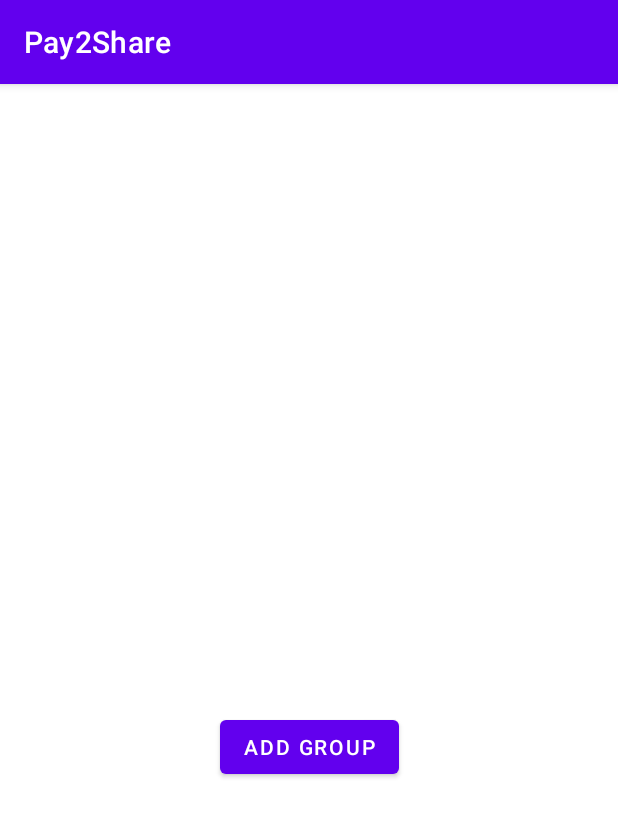
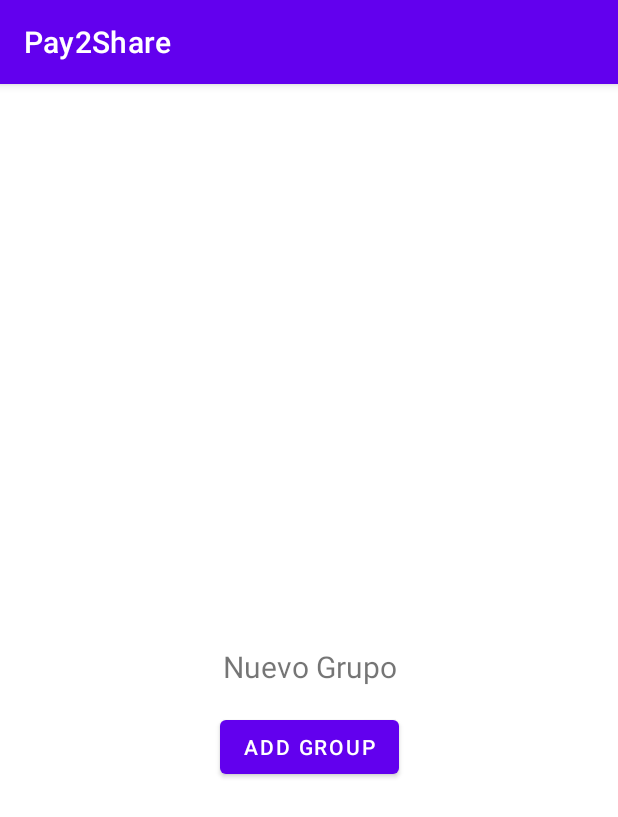
Before and after one commit to rafacm1803/Pay2Share, an Android app: the fragment HomeFragment shown on its own in the app's theme, after a tap on "ADD GROUP", on a phone screen of 412 x 824 dp. Shown: the top 817 px of the screen. Run offline under Robolectric (Android 15) with nearby library versions, the phone set to English and light mode, and no system bars.

Commit message:
crear grupo cogiendo el usuario logueado

```diff
--- a/app/src/main/java/com/pay2share/ui/home/HomeFragment.kt
+++ b/app/src/main/java/com/pay2share/ui/home/HomeFragment.kt
@@ -1,5 +1,6 @@
 package com.pay2share.ui.home
 
+import android.content.Context
 import android.os.Bundle
 import android.view.LayoutInflater
 import android.view.View
@@ -10,8 +11,8 @@ import androidx.fragment.app.Fragment
 import androidx.lifecycle.ViewModelProvider
 import com.pay2share.databinding.FragmentHomeBinding
 import com.pay2share.database.DatabaseHelper
+import com.pay2share.data.database.GrupoRepository
 import com.pay2share.data.database.UsuarioRepository
-import com.pay2share.data.database.GrupoRepository
 
 class HomeFragment : Fragment() {
 
@@ -36,14 +37,18 @@ class HomeFragment : Fragment() {
             textView.text = grupos.joinToString("\n")
         }
 
-        // Suponiendo que el ID del usuario es 1
-        homeViewModel.cargarGrupos(1)
+        // Obtener el ID del usuario de la sesión
+        val sharedPreferences = requireContext().getSharedPreferences("user_session", Context.MODE_PRIVATE)
+        val userId = sharedPreferences.getInt("user_id", -1)
+
+        homeViewModel.cargarGrupos(userId)
 
         val buttonAddGroup: Button = binding.buttonAddGroup
         buttonAddGroup.setOnClickListener {
-            // Añadir un grupo para el usuario con ID 1
-            grupoRepository.crearGrupo("Nuevo Grupo")
-            homeViewModel.cargarGrupos(1) // Recargar los grupos
+            // Añadir un grupo y relacionarlo con el usuario de la sesión
+            val groupId = grupoRepository.crearGrupo("Nuevo Grupo")
+            usuarioRepository.anyadirUsuarioAGrupo(userId, groupId.toInt())
+            homeViewModel.cargarGrupos(userId) // Recargar los grupos
         }
 
         return root
```
